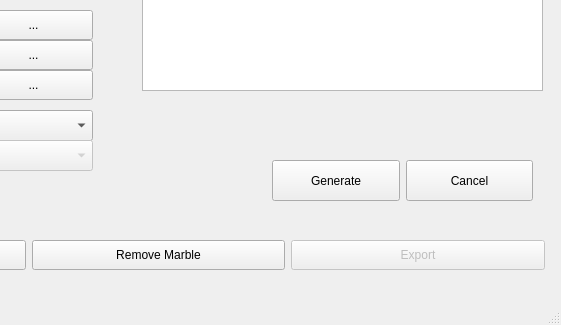
Above: RTIe/RTIe_builder/system_ui.ui from Super-SaiyanSandwich/ECMM427 before the change; both pictures show x 497 to 1058 and y 568 to 893 of the 1058 by 893 pixel window. Below: the same form after it.
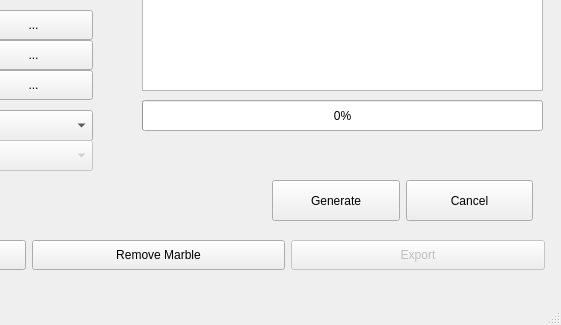
That is the form after the change. Icons and pictures are not drawn.

The edit to the form file:
```diff
--- a/RTIe/RTIe_builder/system_ui.ui
+++ b/RTIe/RTIe_builder/system_ui.ui
@@ -37,7 +37,7 @@
     </size>
    </property>
    <layout class="QGridLayout" name="gridLayout_2">
-    <item row="0" column="1">
+    <item row="0" column="0">
      <widget class="QStackedWidget" name="stackedWidget">
       <property name="enabled">
        <bool>true</bool>
@@ -2967,7 +2967,7 @@
         <property name="geometry">
          <rect>
           <x>760</x>
-          <y>700</y>
+          <y>720</y>
           <width>261</width>
           <height>41</height>
          </rect>
@@ -3928,6 +3928,32 @@
          <string/>
         </property>
        </widget>
+       <widget class="QProgressBar" name="progress_Bar">
+        <property name="geometry">
+         <rect>
+          <x>630</x>
+          <y>640</y>
+          <width>401</width>
+          <height>31</height>
+         </rect>
+        </property>
+        <property name="value">
+         <number>0</number>
+        </property>
+       </widget>
+       <widget class="QLabel" name="status">
+        <property name="geometry">
+         <rect>
+          <x>746</x>
+          <y>680</y>
+          <width>111</width>
+          <height>20</height>
+         </rect>
+        </property>
+        <property name="text">
+         <string/>
+        </property>
+       </widget>
       </widget>
       <widget class="QWidget" name="page5">
        <property name="sizePolicy">
```
Left out of the diff: 41 changed lines with no effect on the pictures.
